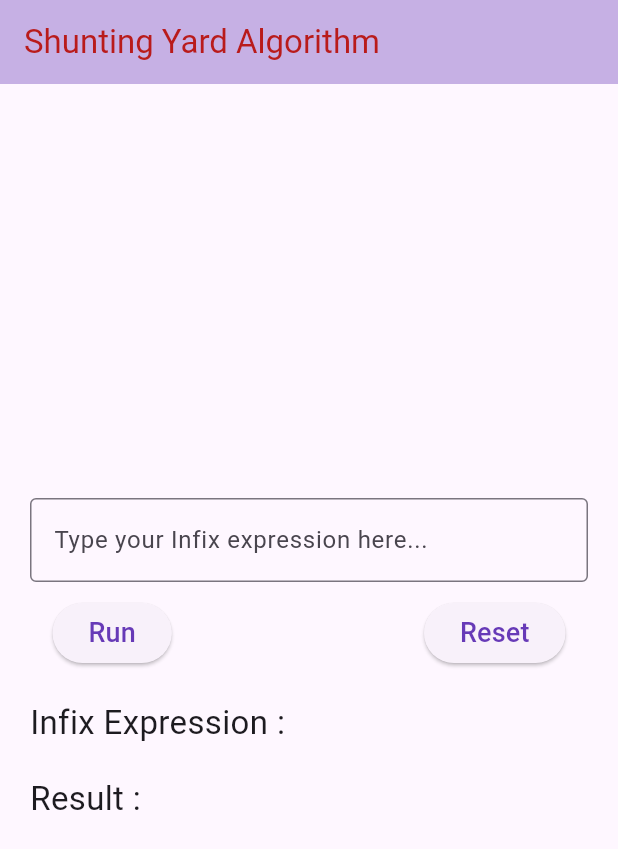
After one commit to sujitha826/shunting-yard-flutter, a Flutter app: the screen it shows after launch, after a tap on "Run", after a tap on "Reset", on a phone screen of 412 x 824 dp. The commit adds this screen. Shown: the top 849 px of the screen. Run offline on Flutter 3.47's test engine with Material 2 defaults, Android fonts, the phone set to English and light mode, and no system bars; our stand-ins replace flutter_bloc.

Commit message:
logic moved to bloc

```diff
--- a/lib/bloc/shunting_yard_bloc.dart
+++ b/lib/bloc/shunting_yard_bloc.dart
@@ -6,7 +6,18 @@ part 'shunting_yard_state.dart';
 
 class ShuntingYardBloc extends Bloc<ShuntingYardEvent, ShuntingYardState> {
   ShuntingYardBloc() : super(ShuntingYardInitial()) {
-   // on<OnRunEvent>(onRunEvent);
+    on<OnRunEvent>((event, emit) {
+      try {
+        List<String> postfixExpression = ShuntingYard.shuntingYard(event.exp);
+        final result = ShuntingYard.evaluatePostfix(postfixExpression);
+        emit(OnRunState(result: result, exp: event.exp));
+      } catch (e) {
+        emit(ErrorState(errMsg: e.toString()));
+      }
+    });
+
+    on<ResetEvent>((event, emit) {
+      emit(ShuntingYardInitial());
+    });
   }
-
 }
--- a/lib/bloc/shunting_yard_event.dart
+++ b/lib/bloc/shunting_yard_event.dart
@@ -1,6 +1,8 @@
 part of 'shunting_yard_bloc.dart';
 
 abstract class ShuntingYardEvent {}
+
+final class ResetEvent extends ShuntingYardEvent {}
 
 final class OnRunEvent extends ShuntingYardEvent {
   final String exp;
--- a/lib/bloc/shunting_yard_state.dart
+++ b/lib/bloc/shunting_yard_state.dart
@@ -6,7 +6,11 @@ final class ShuntingYardInitial extends ShuntingYardState {}
 
 final class OnRunState extends ShuntingYardState {
   final double result;
-  OnRunState({required this.result});
+  final String exp;
+  OnRunState({required this.result, required this.exp});
 }
 
-final class ErrorState extends ShuntingYardState {}
+final class ErrorState extends ShuntingYardState {
+  final String? errMsg;
+  ErrorState({this.errMsg});
+}
--- /dev/null
+++ b/lib/screens/home_bloc_screen.dart
@@ -0,0 +1,201 @@
+import 'package:flutter/material.dart';
+import 'package:flutter_bloc/flutter_bloc.dart';
+
+import 'package:shunting_yard_flutter/constants/app_constants.dart';
+import 'package:shunting_yard_flutter/bloc/shunting_yard_bloc.dart';
+
+class HomeBlocScreen extends StatefulWidget {
+  const HomeBlocScreen({super.key});
+
+  @override
+  State<HomeBlocScreen> createState() => _HomeScreenState();
+}
+
+class _HomeScreenState extends State<HomeBlocScreen> {
+  final TextEditingController _controller = TextEditingController();
+  final FocusNode _focusNode = FocusNode();
+
+  String? expression;
+  double? result;
+  bool error = false;
+  String? errMsg;
+  RegExp pattern = RegExp(r'(\d+(\.\d+)?)|([+\-*/()^])');
+
+  @override
+  void dispose() {
+    super.dispose();
+    _controller.dispose();
+  }
+
+  @override
+  Widget build(BuildContext context) {
+    return BlocProvider(
+      create: (context) => ShuntingYardBloc(),
+      child: Scaffold(
+        appBar: AppBar(
+          title: Text(
+            TextConstants.appTitle,
+          ),
+          backgroundColor: const Color.fromARGB(96, 104, 58, 183),
+          foregroundColor: const Color.fromARGB(255, 185, 27, 27),
+        ),
+        body: BlocConsumer<ShuntingYardBloc, ShuntingYardState>(
+          listener: (context, state) {
+            if (state is OnRunState) {
+              result = state.result;
+              error = false;
+              expression = state.exp;
+            }
+            if (state is ErrorState) {
+              error = true;
+              errMsg = state.errMsg ?? "Invalid Format";
+              expression = '';
+              result = null;
+            }
+            if (state is ShuntingYardInitial) {
+              error = false;
+              expression = '';
+              result = null;
+            }
+          },
+          builder: (context, state) {
+            return Padding(
+              padding:
+                  const EdgeInsets.symmetric(horizontal: 20.0, vertical: 8.0),
+              child: Column(
+                mainAxisAlignment: MainAxisAlignment.center,
+                children: [
+                  TextField(
+                    controller: _controller,
+                    focusNode: _focusNode,
+                    onTapOutside: (event) {
+                      FocusScope.of(context).unfocus();
+                    },
+                    inputFormatters: const [],
+                    decoration: _buildInputDecoration(),
+                    onChanged: _handleInputChange,
+                  ),
+                  const SizedBox(
+                    height: 10.0,
+                  ),
+                  Row(
+                    children: [
+                      Padding(
+                        padding: const EdgeInsets.only(left: 15),
+                        child: ElevatedButton(
+                          onPressed: () {
+                            context.read<ShuntingYardBloc>().add(
+                                  OnRunEvent(exp: _controller.text.trim()),
+                                );
+                            _controller.clear();
+                            FocusScope.of(context).unfocus();
+                          },
+                          child: Text(
+                            TextConstants.run,
+                            style: const TextStyle(
+                                fontSize: 18, color: Colors.deepPurple),
+                          ),
+                        ),
+                      ),
+                      const Spacer(),
+                      Padding(
+                        padding: const EdgeInsets.only(
+                          right: 15,
+                        ),
+                        child: ElevatedButton(
+                          onPressed: () {
+                            context.read<ShuntingYardBloc>().add(ResetEvent());
+                            _controller.clear();
+                          },
+                          child: Text(
+                            TextConstants.reset,
+                            style: const TextStyle(
+                                fontSize: 18, color: Colors.deepPurple),
+                          ),
+                        ),
+                      ),
+                    ],
+                  ),
+                  const SizedBox(
+                    height: 20.0,
+                  ),
+                  Row(
+                    children: [
+                      Text(
+                        TextConstants.infix,
+                        style: const TextStyle(
+                          fontSize: 22,
+                        ),
+                      ),
+                      Text(
+                        expression ?? '',
+                        style: const TextStyle(
+                          fontSize: 18,
+                          fontWeight: FontWeight.bold,
+                        ),
+                      ),
+                    ],
+                  ),
+                  const SizedBox(
+                    height: 20.0,
+                  ),
+                  Row(
+                    children: [
+                      Text(
+                        TextConstants.result,
+                        style: const TextStyle(
+                          fontSize: 22,
+                        ),
+                      ),
+                      Text(
+                        '${result ?? ''}',
+                        style: const TextStyle(
+                          fontSize: 18,
+                          fontWeight: FontWeight.bold,
+                          color: Color.fromARGB(255, 96, 230, 103),
+                        ),
+                      ),
+                    ],
+                  )
+                ],
+              ),
+            );
+          },
+        ),
+      ),
+    );
+  }
+
+  void _handleInputChange(value) {
+    setState(() {
+      // Check the format of the text as the user types
+      if (value.isNotEmpty &&
+          pattern.hasMatch(value.trim()) &&
+          !"+*/^".contains(value[0])) {
+        error = false;
+        errMsg = null;
+      } else {
+        error = true;
+        errMsg = "Invalid Format";
+      }
+    });
+  }
+
+  InputDecoration _buildInputDecoration() {
+    return InputDecoration(
+      errorText: error ? errMsg : null,
+      errorBorder: const OutlineInputBorder(
+        borderSide: BorderSide(
+          color: Colors.red,
+        ),
+      ),
+      focusedBorder: const OutlineInputBorder(
+        borderSide: BorderSide(
+          color: Color.fromARGB(255, 65, 33, 243),
+        ),
+      ),
+      border: const OutlineInputBorder(),
+      labelText: TextConstants.enterExpression,
+    );
+  }
+}
--- a/lib/screens/home_screen.dart
+++ b/lib/screens/home_screen.dart
@@ -1,7 +1,9 @@
 import 'package:flutter/material.dart';
+// import 'package:flutter_bloc/flutter_bloc.dart';
 
 import 'package:shunting_yard_flutter/models/shunting_yard.dart';
 import 'package:shunting_yard_flutter/constants/app_constants.dart';
+// import 'package:shunting_yard_flutter/bloc/shunting_yard_bloc.dart';
 
 class HomeScreen extends StatefulWidget {
   const HomeScreen({super.key});
--- a/lib/widgets/my_app.dart
+++ b/lib/widgets/my_app.dart
@@ -1,5 +1,5 @@
 import 'package:flutter/material.dart';
-import 'package:shunting_yard_flutter/screens/home_screen.dart';
+import 'package:shunting_yard_flutter/screens/home_bloc_screen.dart';
 
 class MyApp extends StatelessWidget {
   const MyApp({super.key});
@@ -13,7 +13,7 @@ class MyApp extends StatelessWidget {
         useMaterial3: true,
       ),
       title: 'Shunting Yard Algorithm',
-      home: const HomeScreen(),
+      home: const HomeBlocScreen(),
     );
   }
 }
```
